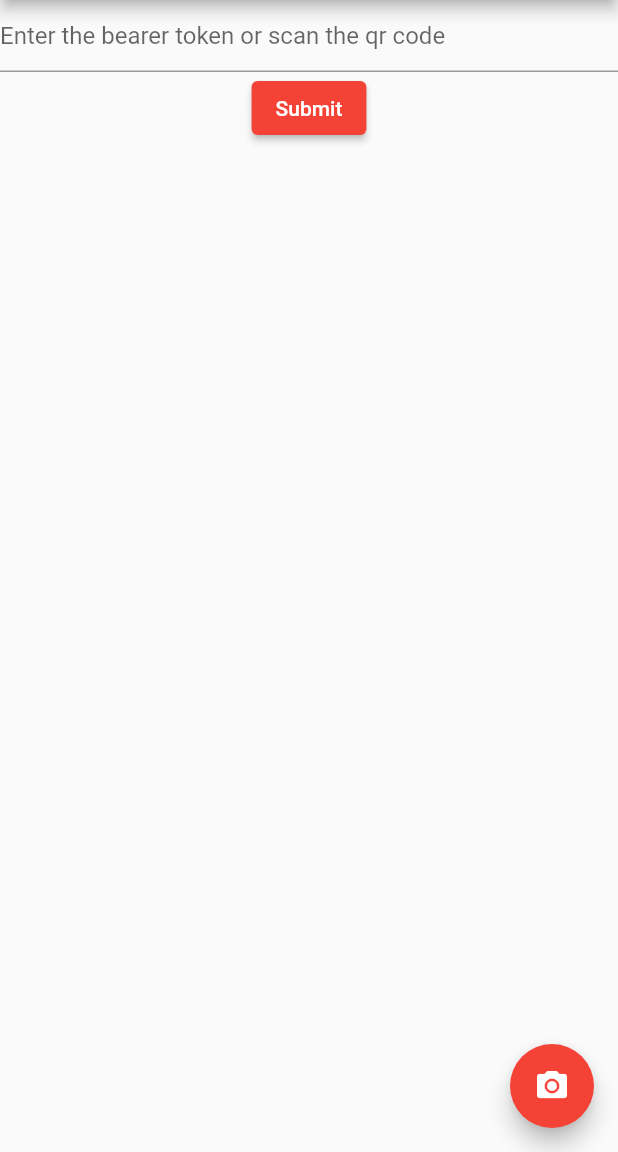
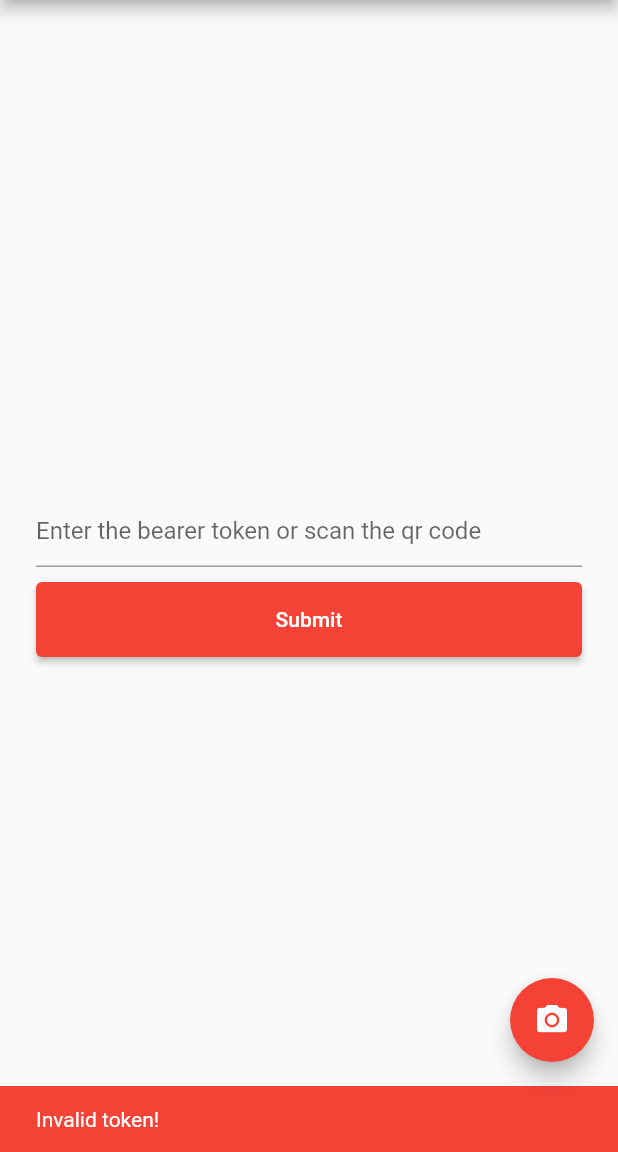
Before and after one commit to HF4-MEGA-PROJECT/restaurant-app-flutter, a Flutter app: the screen it shows after launch, after a tap on "Submit", on a phone screen of 412 x 824 dp, the part 84-1236 px from its top. Run offline on Flutter 3.47's test engine with Material 2 defaults, Android fonts, the phone set to English and light mode, and no system bars; our stand-ins replace dio, hive_flutter; missing offline and left inert: mobile_scanner; accounts and stored records are empty; network calls fail.

Commit message:
Finished login

```diff
--- a/lib/main.dart
+++ b/lib/main.dart
@@ -1,7 +1,22 @@
 import 'package:flutter/material.dart';
-import 'package:restaurant_app_flutter/screens/loginscreen.dart';
+import 'package:hive_flutter/adapters.dart';
 
-void main() {
+import 'package:restaurant_app_flutter/screens/login.dart';
+import 'package:restaurant_app_flutter/screens/qr.dart';
+import 'package:restaurant_app_flutter/services/auth.dart';
+
+bool _isAuthenticated = false;
+
+Future<void> main() async {
+  await Hive.initFlutter();
+
+  var box = await Hive.openBox('myBox');
+
+  if (box.containsKey(AuthService.bearerTokenKey)) {
+    _isAuthenticated =
+        await AuthService(box.get(AuthService.bearerTokenKey)).verifyToken();
+  }
+
   runApp(const MyApp());
 }
 
@@ -15,10 +30,12 @@ class MyApp extends StatelessWidget {
       theme: ThemeData(
         primarySwatch: Colors.red,
       ),
-      initialRoute: MainPage.route,
+      initialRoute: '/',
       routes: {
-        '/': (context) => const MainPage(),
-        '/login': (context) => const LoginPage(),
+        '/': (context) => _isAuthenticated
+            ? const MainPage()
+            : const LoginPage(bearerToken: ''),
+        '/qr': (context) => const QRPage()
       },
     );
   }
@@ -34,53 +51,20 @@ class MainPage extends StatefulWidget {
 }
 
 class _MainPageState extends State<MainPage> {
-  String bearerToken = '';
-
-  void _scanQRCode() {
-    /*Navigator.of(context).push(
-      MaterialPageRoute(
-        builder: (context) => const BarcodeScannerWithController(),
-      ),
-    );*/
-  }
-
-  void _submitForm() {
-
-  }
-
-  @override
-  void initState() {
-
-  }
-
   @override
   Widget build(BuildContext context) {
-    return Scaffold(
-      appBar: AppBar(
-        title: const Text('Login'),
-      ),
-      body: Center(
-        child: Form(
-          child: Column(
-            children: <Widget>[
-              TextFormField(
-                decoration: const InputDecoration(
-                  hintText: 'Enter the bearer token or scan the qr code'
-                ),
-              ),
-              ElevatedButton(
-                  onPressed: _submitForm,
-                  child: const Text('Submit')
-              )
-            ],
-          )
-        )
-      ),
-      floatingActionButton: FloatingActionButton(
-        onPressed: _scanQRCode,
-        tooltip: 'Scan QR code',
-        child: const Icon(Icons.camera_alt),
-      ),
-    );
+    return SafeArea(
+        child: Scaffold(
+            body: Center(
+      child: Column(
+          mainAxisAlignment: MainAxisAlignment.center,
+          crossAxisAlignment: CrossAxisAlignment.center,
+          children: const [
+            CircularProgressIndicator(),
+            SizedBox(height: 10),
+            Text('Loading...',
+                style: TextStyle(fontWeight: FontWeight.bold, fontSize: 18)),
+          ]),
+    )));
   }
 }
--- /dev/null
+++ b/lib/screens/login.dart
@@ -0,0 +1,87 @@
+import 'package:flutter/material.dart';
+import 'package:hive_flutter/adapters.dart';
+import 'package:restaurant_app_flutter/main.dart';
+import 'package:restaurant_app_flutter/services/auth.dart';
+
+class LoginPage extends StatefulWidget {
+  static const String route = '/';
+
+  final String bearerToken;
+
+  const LoginPage({Key? key, required this.bearerToken}) : super(key: key);
+
+  @override
+  State<LoginPage> createState() => _LoginPageState();
+}
+
+class _LoginPageState extends State<LoginPage> {
+  final _formKey = GlobalKey<FormState>();
+
+  void _scanQRCode() {
+    Navigator.of(context).pushNamed('/qr');
+  }
+
+  Future<void> _submitForm() async {
+    if (await AuthService(widget.bearerToken).verifyToken()) {
+      Hive.box('myBox').put(AuthService.bearerTokenKey, widget.bearerToken);
+
+      Navigator.of(context).pushReplacement(
+        MaterialPageRoute(
+          builder: (context) => const MainPage(),
+        ),
+      );
+    } else {
+      ScaffoldMessenger.of(context).showSnackBar(
+        const SnackBar(
+          content: Text(
+            'Invalid token!',
+            style: TextStyle(color: Colors.white),
+          ),
+          backgroundColor: Colors.red,
+        ),
+      );
+    }
+  }
+
+  @override
+  Widget build(BuildContext context) {
+    return Scaffold(
+      appBar: AppBar(
+        title: const Text('Login'),
+      ),
+      body: Padding(
+        padding: const EdgeInsets.all(24),
+        child: Center(
+            child: Form(
+                key: _formKey,
+                child: Column(
+                  mainAxisAlignment: MainAxisAlignment.center,
+                  crossAxisAlignment: CrossAxisAlignment.center,
+                  children: <Widget>[
+                    TextFormField(
+                      decoration: const InputDecoration(
+                          hintText:
+                              'Enter the bearer token or scan the qr code'),
+                      initialValue: widget.bearerToken,
+                      validator: (value) {
+                        return 'Invalid token';
+                      },
+                    ),
+                    const SizedBox(height: 10),
+                    ElevatedButton(
+                      onPressed: _submitForm,
+                      child: const Text('Submit'),
+                      style: ElevatedButton.styleFrom(
+                          minimumSize: const Size.fromHeight(50)),
+                    )
+                  ],
+                ))),
+      ),
+      floatingActionButton: FloatingActionButton(
+        onPressed: _scanQRCode,
+        tooltip: 'Scan QR code',
+        child: const Icon(Icons.camera_alt),
+      ),
+    );
+  }
+}
--- /dev/null
+++ b/lib/services/auth.dart
@@ -0,0 +1,21 @@
+import 'package:dio/dio.dart';
+import 'package:restaurant_app_flutter/services/dioclient.dart';
+
+class AuthService {
+  final String bearerToken;
+  static String bearerTokenKey = 'bearer_token';
+
+  AuthService(this.bearerToken);
+
+  Future<bool> verifyToken() async {
+    try {
+      await DioClient().dio.get('/user',
+          options:
+              Options(headers: {'Authorization': 'Bearer ' + bearerToken}));
+    } catch (e) {
+      return false;
+    }
+
+    return true;
+  }
+}
--- /dev/null
+++ b/lib/services/dioclient.dart
@@ -0,0 +1,33 @@
+import 'package:dio/dio.dart';
+import 'package:hive_flutter/adapters.dart';
+import 'package:restaurant_app_flutter/services/auth.dart';
+
+class DioClient {
+  static const baseURL = "https://restaurant-backend.binau.dev/api";
+
+  static BaseOptions baseOptions = BaseOptions(
+    baseUrl: baseURL,
+    connectTimeout: 5000,
+    receiveTimeout: 5000,
+    headers: {
+      "Accept": 'application/json',
+      'Authorization': 'Bearer ' +
+          Hive.box('myBox').get(AuthService.bearerTokenKey, defaultValue: '')
+    },
+  );
+
+  static final DioClient _dioClient = DioClient._internal();
+
+  final Dio _dio = Dio(baseOptions);
+
+  Dio get dio => _dio;
+
+  factory DioClient() {
+    return _dioClient;
+  }
+
+  DioClient._internal() {
+    _dio.interceptors
+        .add(LogInterceptor(responseBody: true, requestBody: true));
+  }
+}
--- a/pubspec.yaml
+++ b/pubspec.yaml
@@ -34,6 +34,10 @@ dependencies:
   # The following adds the Cupertino Icons font to your application.
   # Use with the CupertinoIcons class for iOS style icons.
   cupertino_icons: ^1.0.2
+  mobile_scanner: ^1.1.0
+  dio: ^4.0.6
+  hive: ^2.2.1
+  hive_flutter: ^1.1.0
 
 dev_dependencies:
   flutter_test:
```
Also changed, not shown: lib/models/user.dart (added, +12 -0 lines), lib/screens/loginscreen.dart (deleted, +0 -57 lines), lib/screens/qr.dart (added, +42 -0 lines), pubspec.lock, 2 other files.
